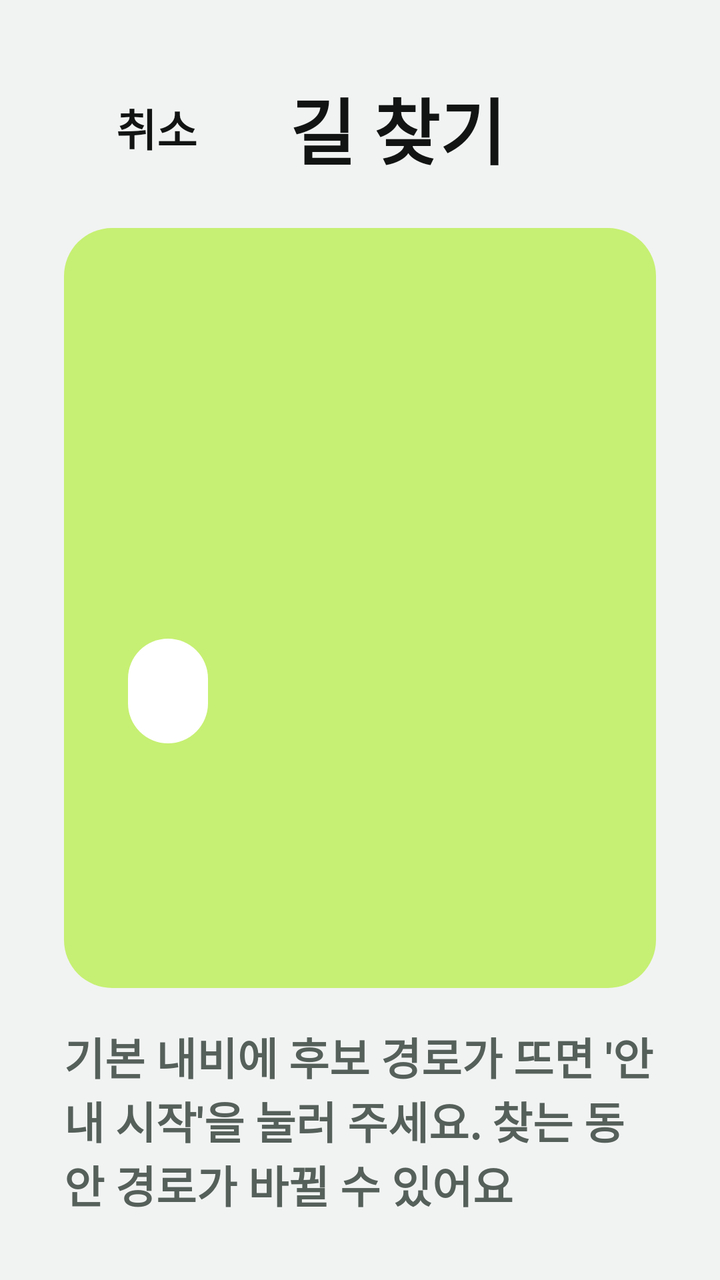
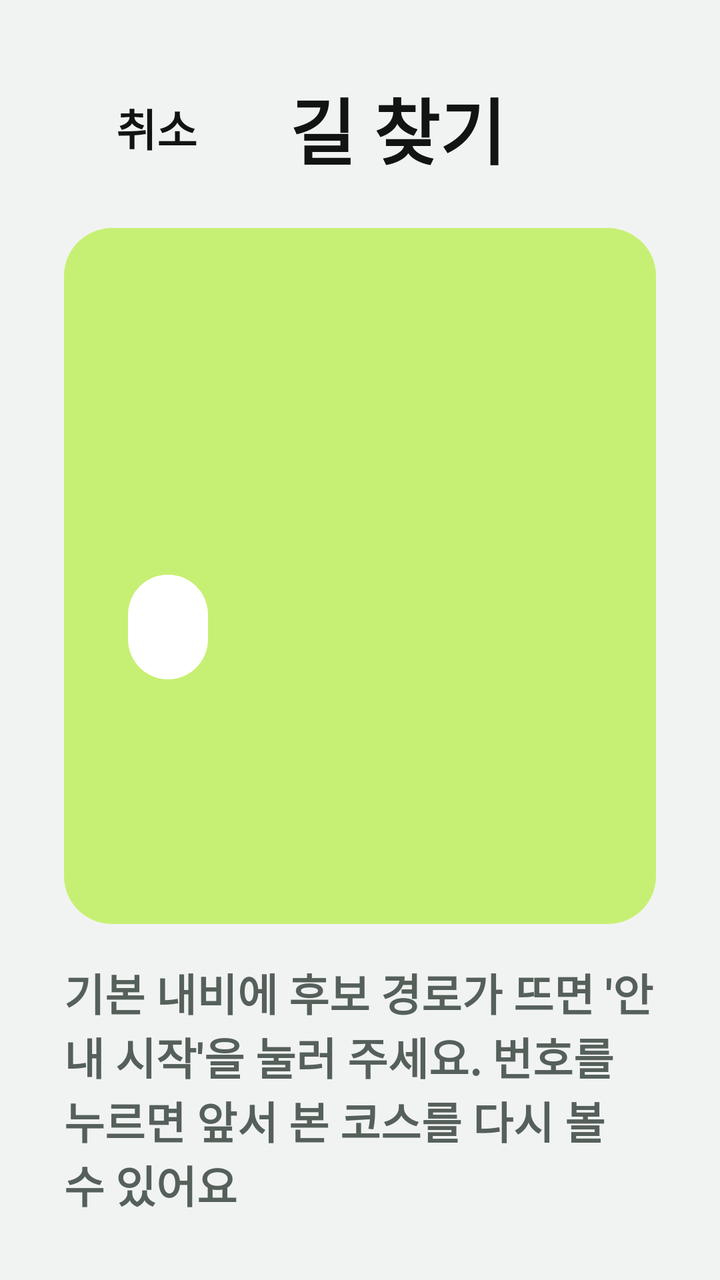

The first picture is an Android layout as it rendered before a commit; the second is the same layout after the commit. The layout source and the unified diff follow.
<!-- AndroidManifest.xml: application theme Theme.Jeonunbochocar -->
<!-- res/layout/screen_searching.xml -->
<?xml version="1.0" encoding="utf-8"?>
<LinearLayout xmlns:android="http://schemas.android.com/apk/res/android"
    xmlns:app="http://schemas.android.com/apk/res-auto"
    android:layout_width="match_parent"
    android:layout_height="match_parent"
    android:orientation="vertical"
    android:padding="32dp">

    <LinearLayout
        android:layout_width="match_parent"
        android:layout_height="wrap_content"
        android:gravity="center_vertical"
        android:orientation="horizontal">

        <Button
            android:id="@+id/btnBack"
            style="@style/Jb.Button.Back"
            android:layout_width="wrap_content"
            android:layout_height="64dp"
            android:layout_marginEnd="20dp"
            android:paddingStart="26dp"
            android:paddingEnd="26dp"
            android:text="취소"
            app:icon="@null" />

        <TextView
            style="@style/Jb.HeaderTitle"
            android:text="길 찾기" />
    </LinearLayout>

    <LinearLayout
        android:layout_width="match_parent"
        android:layout_height="0dp"
        android:layout_marginTop="18dp"
        android:layout_weight="1"
        android:background="@drawable/bg_block"
        android:backgroundTint="@color/jb_lime"
        android:gravity="bottom"
        android:orientation="vertical"
        android:padding="32dp">

        <TextView
            android:id="@+id/searchTitle"
            style="@style/Jb.OnBlock"
            android:background="@drawable/bg_pill"
            android:paddingHorizontal="20dp"
            android:paddingVertical="10dp"
            android:textSize="24sp" />

        
        <LinearLayout
            android:id="@+id/searchAttemptLine"
            android:layout_width="wrap_content"
            android:layout_height="wrap_content"
            android:layout_marginTop="16dp"
            android:orientation="horizontal"
            android:visibility="gone">

            <TextView
                android:id="@+id/searchAttempt"
                style="@style/Jb.OnBlock"
                android:includeFontPadding="false"
                android:letterSpacing="-0.06"
                android:textSize="180sp" />

            <TextView
                android:id="@+id/searchTotal"
                style="@style/Jb.OnBlock"
                android:textSize="72sp" />
        </LinearLayout>

        <TextView
            android:id="@+id/searchProgress"
            style="@style/Jb.OnBlock"
            android:layout_marginTop="16dp"
            android:textSize="30sp" />

        
        <TextView
            android:id="@+id/searchPick"
            style="@style/Jb.OnBlock"
            android:layout_marginTop="16dp"
            android:lineSpacingExtra="4dp"
            android:textSize="26sp"
            android:visibility="gone" />

        
        <LinearLayout
            android:id="@+id/searchSteps"
            android:layout_width="match_parent"
            android:layout_height="12dp"
            android:layout_marginTop="22dp"
            android:orientation="horizontal" />
    </LinearLayout>

    <Button
        android:id="@+id/btnPick"
        style="@style/Jb.Button.Primary"
        android:layout_width="match_parent"
        android:layout_height="96dp"
        android:layout_marginTop="16dp"
        android:text="이 코스로 하기"
        android:visibility="gone" />

    <TextView
        style="@style/Jb.Label"
        android:layout_marginTop="18dp"
        android:text="기본 내비에 후보 경로가 뜨면 '안내 시작'을 눌러 주세요. 찾는 동안 경로가 바뀔 수 있어요" />
</LinearLayout>
<!-- resources referenced by this layout -->
<resources>
  <color name="jb_lime">#C6F073</color>
  <!-- drawable bg_block (drawable) -->
  <?xml version="1.0" encoding="utf-8"?>
  <shape xmlns:android="http://schemas.android.com/apk/res/android">
      <solid android:color="@color/white" />
      <corners android:radius="24dp" />
  </shape>
  <!-- drawable bg_pill (drawable) -->
  <?xml version="1.0" encoding="utf-8"?>
  <shape xmlns:android="http://schemas.android.com/apk/res/android">
      <solid android:color="@color/white" />
      <corners android:radius="999dp" />
  </shape>
  <style name="Jb.Button.Back">
          <item name="cornerRadius">32dp</item>
          <item name="icon">@drawable/ic_chevron_left</item>
          <item name="iconTint">@color/jb_text</item>
          <item name="iconPadding">6dp</item>
          <item name="android:minHeight">64dp</item>
          <item name="android:paddingStart">14dp</item>
          <item name="android:paddingEnd">24dp</item>
      </style>
  <style name="Jb.Button.Primary">
          <item name="backgroundTint">@color/jb_primary</item>
          <item name="android:textColor">@color/jb_on_primary</item>
          <item name="android:textSize">28sp</item>
          <item name="cornerRadius">24dp</item>
      </style>
  <style name="Jb.HeaderTitle" parent="">
          <item name="android:layout_width">wrap_content</item>
          <item name="android:layout_height">wrap_content</item>
          <item name="android:textColor">@color/jb_text</item>
          <item name="android:textSize">36sp</item>
          <item name="android:textStyle">bold</item>
      </style>
  <style name="Jb.Label" parent="">
          <item name="android:layout_width">wrap_content</item>
          <item name="android:layout_height">wrap_content</item>
          <item name="android:textColor">@color/jb_text_secondary</item>
          <item name="android:textSize">22sp</item>
          <item name="android:textStyle">bold</item>
      </style>
  <style name="Jb.OnBlock" parent="">
          <item name="android:layout_width">wrap_content</item>
          <item name="android:layout_height">wrap_content</item>
          <item name="android:textColor">@color/jb_on_block</item>
          <item name="android:textSize">22sp</item>
          <item name="android:textStyle">bold</item>
      </style>
  <color name="white">#FFFFFFFF</color>
  <!-- drawable ic_chevron_left (drawable) -->
  <?xml version="1.0" encoding="utf-8"?>
  <vector xmlns:android="http://schemas.android.com/apk/res/android"
      android:width="24dp"
      android:height="24dp"
      android:viewportWidth="24"
      android:viewportHeight="24">
      <path
          android:fillColor="#FFFFFFFF"
          android:pathData="M15.41,7.41L14,6l-6,6 6,6 1.41,-1.41L10.83,12z" />
  </vector>
  <color name="jb_text">#111413</color>
  <color name="jb_primary">#111413</color>
  <color name="jb_on_primary">#F1F3F2</color>
  <color name="jb_text_secondary">#56605B</color>
  <color name="jb_on_block">#111413</color>
  <color name="jb_background">#F1F3F2</color>
  <style name="Jb.Text" parent="Widget.AppCompat.TextView">
          <item name="android:textColor">@color/jb_text</item>
      </style>
  <style name="Jb.Button" parent="Widget.MaterialComponents.Button.UnelevatedButton">
          <item name="backgroundTint">@color/jb_surface</item>
          <item name="android:textColor">@color/jb_text</item>
          <item name="android:textSize">22sp</item>
          <item name="android:textStyle">bold</item>
          <item name="android:textAllCaps">false</item>
          <item name="android:letterSpacing">0</item>
          <item name="cornerRadius">20dp</item>
          <item name="android:insetTop">0dp</item>
          <item name="android:insetBottom">0dp</item>
      </style>
  <color name="jb_surface">#FFFFFF</color>
  <!-- unchanged entries left out for length: 1 -->
</resources>

<!-- the commit's change to res/layout/screen_searching.xml (unified diff, before → after) -->
@@ -105,5 +105,5 @@
     <TextView
         style="@style/Jb.Label"
         android:layout_marginTop="18dp"
-        android:text="기본 내비에 후보 경로가 뜨면 '안내 시작'을 눌러 주세요. 찾는 동안 경로가 바뀔 수 있어요" />
+        android:text="기본 내비에 후보 경로가 뜨면 '안내 시작'을 눌러 주세요. 번호를 누르면 앞서 본 코스를 다시 볼 수 있어요" />
 </LinearLayout>
